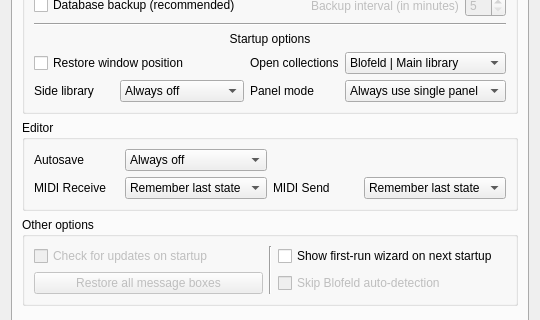
Old version of the form bigglesworth/ui/settings.ui in the repository MaurizioB/Bigglesworth; both pictures show x 0 to 540 and y 110 to 430 of the 540 by 531 pixel window.
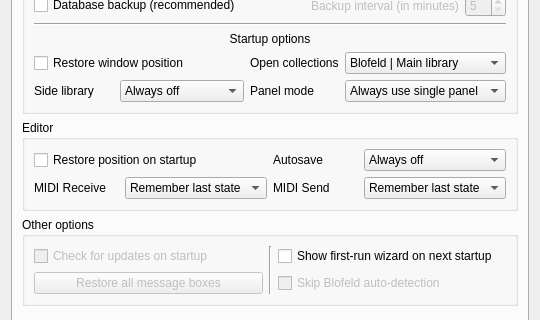
New version of the form. Icons and pictures are not drawn. Custom widgets are drawn as their Qt base class.

Commit message: Geometry restore for editor, fixed routing arrows.

```diff
--- a/bigglesworth/ui/settings.ui
+++ b/bigglesworth/ui/settings.ui
@@ -280,35 +280,6 @@
             </item>
            </widget>
           </item>
-          <item row="0" column="0">
-           <widget class="QLabel" name="label_6">
-            <property name="text">
-             <string>Autosave</string>
-            </property>
-           </widget>
-          </item>
-          <item row="0" column="1">
-           <widget class="QComboBox" name="autosaveCombo">
-            <property name="currentIndex">
-             <number>0</number>
-            </property>
-            <item>
-             <property name="text">
-              <string>Always off</string>
-             </property>
-            </item>
-            <item>
-             <property name="text">
-              <string>Always on</string>
-             </property>
-            </item>
-            <item>
-             <property name="text">
-              <string>Remember last state</string>
-             </property>
-            </item>
-           </widget>
-          </item>
           <item row="1" column="1">
            <widget class="QComboBox" name="midiReceiveCombo">
             <property name="currentIndex">
@@ -353,6 +324,42 @@
             </property>
            </widget>
           </item>
+          <item row="0" column="3">
+           <widget class="QComboBox" name="autosaveCombo">
+            <property name="currentIndex">
+             <number>0</number>
+            </property>
+            <item>
+             <property name="text">
+              <string>Always off</string>
+             </property>
+            </item>
+            <item>
+             <property name="text">
+              <string>Always on</string>
+             </property>
+            </item>
+            <item>
+             <property name="text">
+              <string>Remember last state</string>
+             </property>
+            </item>
+           </widget>
+          </item>
+          <item row="0" column="2">
+           <widget class="QLabel" name="label_6">
+            <property name="text">
+             <string>Autosave</string>
+            </property>
+           </widget>
+          </item>
+          <item row="0" column="0" colspan="2">
+           <widget class="QCheckBox" name="restoreEditorGeometryChk">
+            <property name="text">
+             <string>Restore position on startup</string>
+            </property>
+           </widget>
+          </item>
          </layout>
         </widget>
        </item>
```
Left out of the diff: 2 changed lines with no effect on the pictures. The commit also changes 4 other files.
